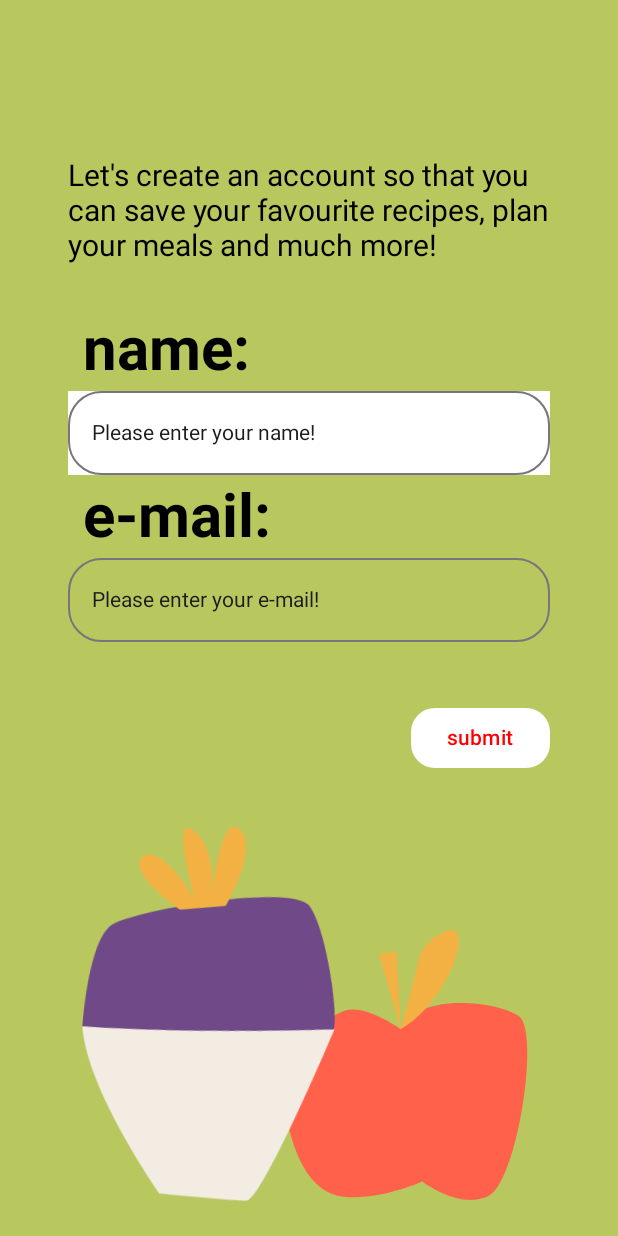
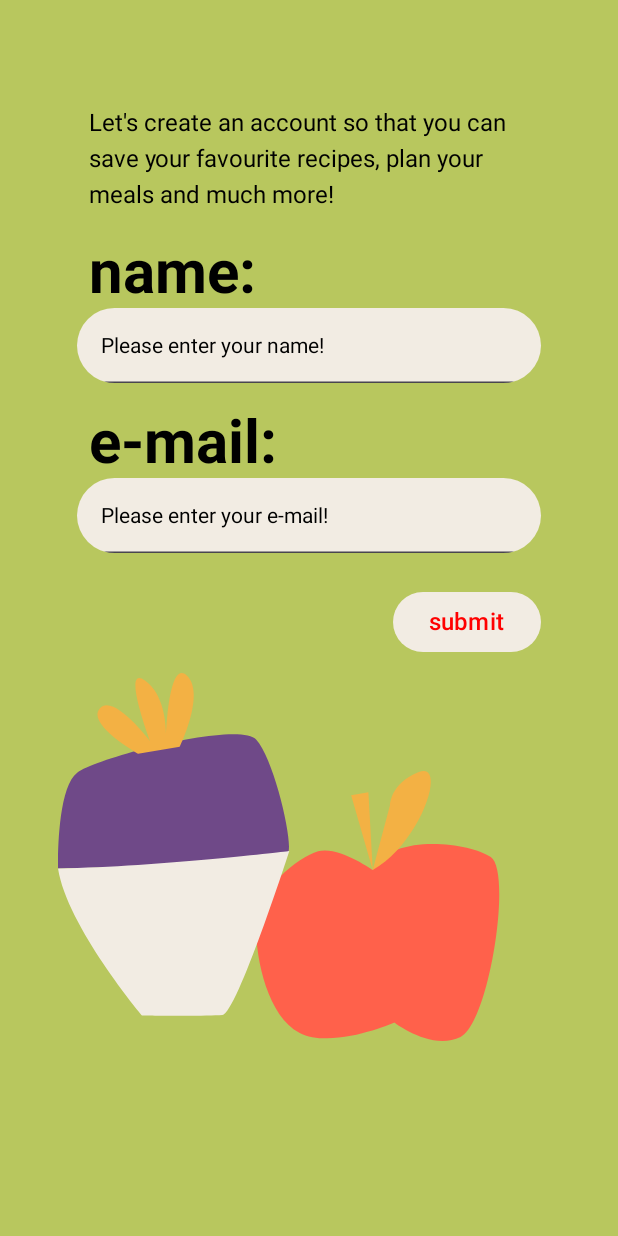
Before and after one commit to s203237/Cooking, an Android app built with Jetpack Compose: the @Preview function PreviewAccountCreation, on a phone screen of 412 x 824 dp. Run offline under Robolectric (Android 15) with nearby library versions, the phone set to English and light mode, and no system bars.

Commit message:
merging in my work from the working temp main branch

```diff
--- a/app/src/main/java/com/example/cooking/UI/AccountCreationPage/AccountCreationPage.kt
+++ b/app/src/main/java/com/example/cooking/UI/AccountCreationPage/AccountCreationPage.kt
@@ -4,6 +4,7 @@ import androidx.compose.foundation.background
 import androidx.compose.foundation.layout.Arrangement
 import androidx.compose.foundation.layout.Box
 import androidx.compose.foundation.layout.Column
+import androidx.compose.foundation.layout.Row
 import androidx.compose.foundation.layout.Spacer
 import androidx.compose.foundation.layout.fillMaxHeight
 import androidx.compose.foundation.layout.fillMaxSize
@@ -18,12 +19,12 @@ import androidx.compose.material3.ButtonDefaults
 import androidx.compose.material3.ExperimentalMaterial3Api
 import androidx.compose.material3.OutlinedTextField
 import androidx.compose.material3.Text
-import androidx.compose.material3.contentColorFor
+import androidx.compose.material3.TextField
+import androidx.compose.material3.TextFieldDefaults
 import androidx.compose.runtime.Composable
 import androidx.compose.ui.Alignment
 import androidx.compose.ui.Modifier
 import androidx.compose.ui.draw.paint
-import androidx.compose.ui.draw.rotate
 import androidx.compose.ui.graphics.Color
 import androidx.compose.ui.res.painterResource
 import androidx.compose.ui.text.font.FontWeight
@@ -35,103 +36,117 @@ import com.example.cooking.R
 
 @OptIn(ExperimentalMaterial3Api::class)
 @Composable
-fun AccountCreationPage() {
+fun AccountCreationPage(onNavigateToHomeScreen: () -> Unit) {
     Box(
-
         modifier = Modifier
             .fillMaxSize()
-            .background(color = Color(0xFFB8C75E))
+            .background(color = Color(0xFFB8C75E)),
+        contentAlignment = Alignment.TopCenter
     ) {
-
-        Image(
-            painter = painterResource(id = R.drawable.apple),
-            contentDescription = "apple icon",
+        Column (
             modifier = Modifier
-                .size(180.dp)
-                .offset(180.dp, 620.dp)
-
-        )
-        Image(
-            painter = painterResource(id = R.drawable.turnip),
-            contentDescription = "turnip icon",
-            modifier = Modifier
-                .size(250.dp)
-                .offset(15.dp, 550.dp)
-                .rotate(5f)
-        )
-        Column(
-            horizontalAlignment = Alignment.Start,
-            modifier = Modifier
-                .fillMaxWidth()
-                .padding(45.dp)
+                .fillMaxWidth(0.75f)
         ) {
 
-            Spacer(modifier = Modifier.height(60.dp))
+            Spacer(modifier = Modifier.height(70.dp))
 
             Text(
                 text = "Let's create an account so that you can save your favourite recipes, plan your meals and much more!",
-                textAlign = TextAlign.Left,
-                fontSize = 20.sp,
-                fontWeight = FontWeight.Normal
+                fontSize = 16.sp,
+                lineHeight = 24.sp,
+                modifier = Modifier
+                    .padding(
+                        start = 8.dp,
+                        end = 8.dp
+                    )
             )
-            Spacer(modifier = Modifier.height(30.dp))
+
+            Spacer(modifier = Modifier.height(16.dp))
+
             Text(
-                modifier = Modifier.padding(horizontal = 10.dp, vertical = 4.dp),
                 text = "name:",
-                textAlign = TextAlign.Left,
                 fontSize = 40.sp,
-                fontWeight = FontWeight.Bold
+                fontWeight = FontWeight.Bold,
+                modifier = Modifier
+                    .padding(start = 8.dp)
             )
-            OutlinedTextField(
+            TextField(
                 value = "Please enter your name!",
                 onValueChange = {},
-                shape = RoundedCornerShape(40),
+                shape = RoundedCornerShape(60),
+                colors = TextFieldDefaults.textFieldColors(
+                    containerColor = Color(0xFFF2ECE3),
+                    textColor = Color.Black
+                ),
                 modifier = Modifier
-                    .background(Color.White)
-                    .fillMaxWidth(),
+                    .fillMaxWidth()
+                    .height(50.dp),
             )
+
+            Spacer(modifier = Modifier.height(16.dp))
+
             Text(
-                modifier = Modifier.padding(horizontal = 10.dp, vertical = 4.dp),
                 text = "e-mail:",
-                textAlign = TextAlign.Left,
                 fontSize = 40.sp,
-                fontWeight = FontWeight.Bold
+                fontWeight = FontWeight.Bold,
+                modifier = Modifier
+                    .padding(start = 8.dp)
             )
-            OutlinedTextField(
+            TextField(
                 value = "Please enter your e-mail!",
                 onValueChange = {},
-                shape = RoundedCornerShape(40),
+                shape = RoundedCornerShape(60),
+                colors = TextFieldDefaults.textFieldColors(
+                    containerColor = Color(0xFFF2ECE3),
+                    textColor = Color.Black
+                ),
                 modifier = Modifier
                     .fillMaxWidth()
+                    .height(50.dp),
+            )
 
-            )
-            Spacer(modifier = Modifier.height(40.dp))
-            Button(
-                onClick = {},
-                // Spacer(modifier = Modifier.height(50.dp))
-                modifier = Modifier//.padding(horizontal = 15.dp, vertical = 60.dp)
-                    .align(Alignment.End),
-                colors = ButtonDefaults.buttonColors(
+            Spacer(modifier = Modifier.height(22.dp))
 
-                    containerColor = Color.White,
-                    contentColor = Color.Red,
-                ),
-                shape = RoundedCornerShape(40),
+            Row(
+                modifier = Modifier
+                    .fillMaxWidth(),
+                horizontalArrangement = Arrangement.End
+            ) {
+                Button(
+                    onClick = onNavigateToHomeScreen,
+                    colors = ButtonDefaults.buttonColors(
+                        containerColor = Color(0xFFF2ECE3),
+                        contentColor = Color.Red
+                    )
+                ) {
+                    Text(
+                        text = "submit",
+                        fontSize = 16.sp
+                    )
+                }
+            }
+            Box(){
+                Image(
+                    painter = painterResource(id = R.drawable.apple),
+                    contentDescription ="apple vector graphic",
+                    modifier = Modifier
+                        .size(180.dp)
+                        .offset(110.dp, 75.dp)
+                )
+                Image(
+                    painter = painterResource(id = R.drawable.turnip),
+                    contentDescription ="turnip vector graphic",
+                    modifier = Modifier
+                        .size(230.dp)
+                        .offset((-50).dp, 10.dp)
+                )
+            }
 
-                ) {
-                Text(
-                    text = "submit",
-
-                    )
-
-
-            }
         }
-
     }
 }
 
 @Preview
 @Composable
-fun PreviewAccountCreation() { AccountCreationPage()
+fun PreviewAccountCreation() { AccountCreationPage(onNavigateToHomeScreen = {})
 }
```
Also changed, not shown: app/src/main/java/com/example/cooking/UI/Onboarding/Onboarding.kt (+48 -55 lines).
